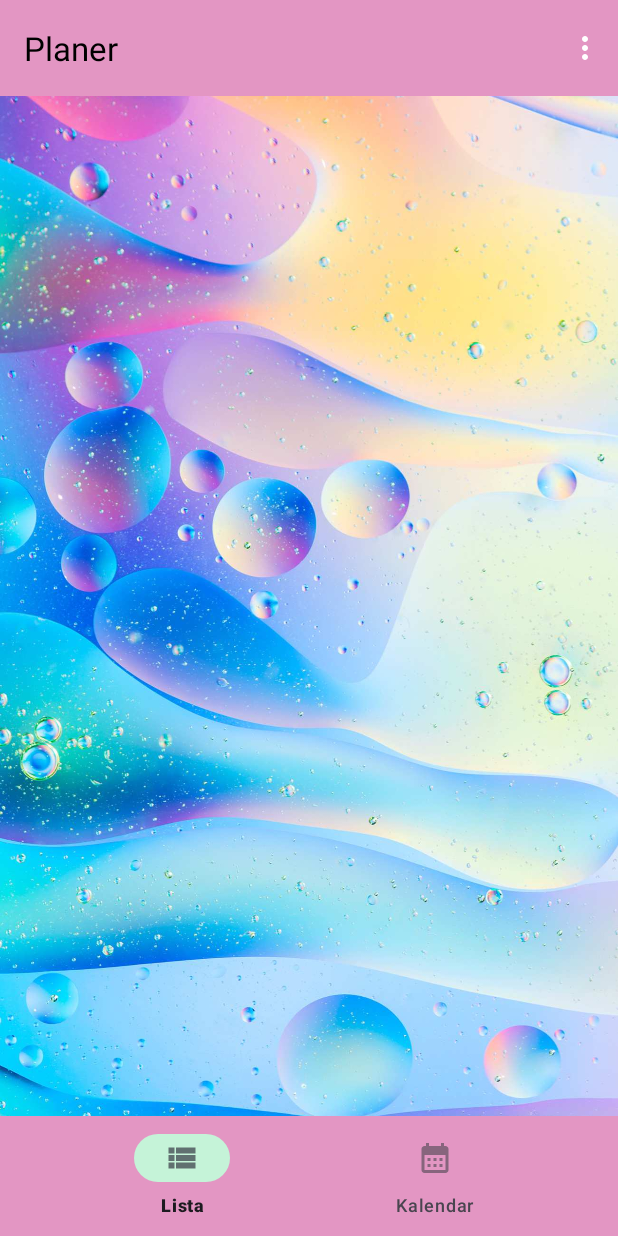
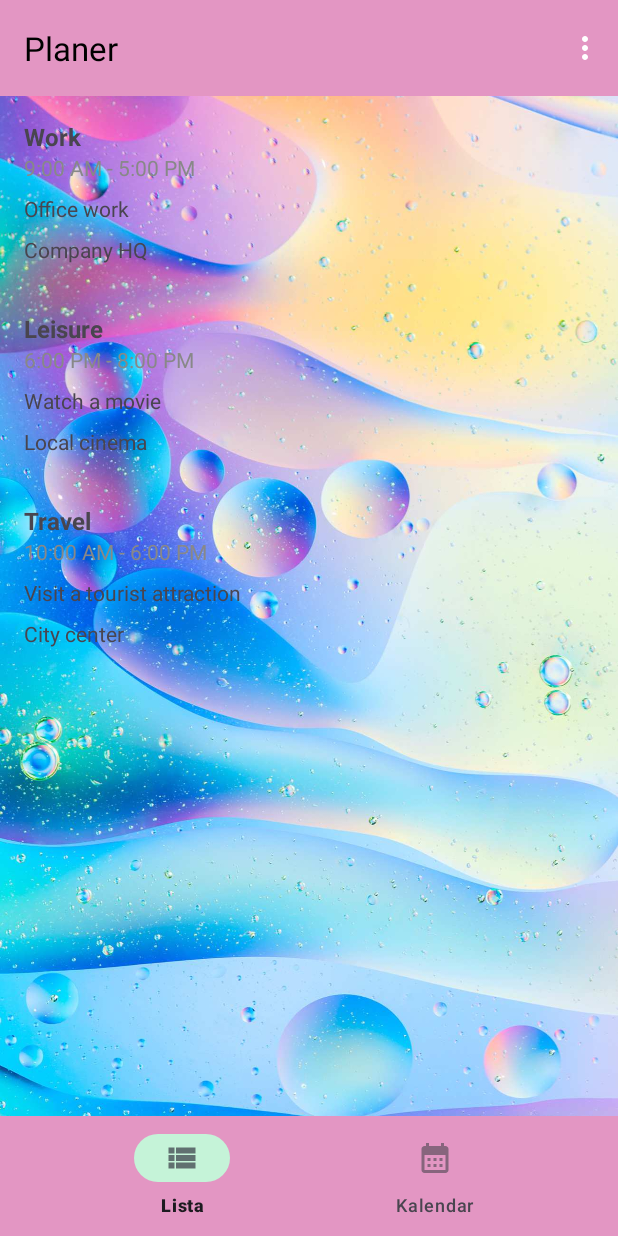
Before and after one commit to TanjaDobrovoljski/EventManager, an Android app: the screen it shows after launch (WelcomeActivity), on a phone screen of 412 x 824 dp. Run offline under Robolectric (Android 15) with nearby library versions, the light colour scheme and no system bars.

Commit message:
welcome activity fragments organised

```diff
--- /dev/null
+++ b/app/src/main/java/com/example/eventmanager/Activity.java
@@ -0,0 +1,31 @@
+package com.example.eventmanager;
+
+public class Activity {
+    private String name;
+    private String time;
+    private String description;
+    private String location;
+
+    public Activity(String name, String time, String description, String location) {
+        this.name = name;
+        this.time = time;
+        this.description = description;
+        this.location = location;
+    }
+
+    public String getName() {
+        return name;
+    }
+
+    public String getTime() {
+        return time;
+    }
+
+    public String getDescription() {
+        return description;
+    }
+
+    public String getLocation() {
+        return location;
+    }
+}
--- /dev/null
+++ b/app/src/main/java/com/example/eventmanager/ActivityAdapter.java
@@ -0,0 +1,60 @@
+package com.example.eventmanager;
+
+import android.view.LayoutInflater;
+import android.view.View;
+import android.view.ViewGroup;
+import android.widget.TextView;
+
+import androidx.annotation.NonNull;
+import androidx.recyclerview.widget.RecyclerView;
+
+import java.util.List;
+
+public class ActivityAdapter extends RecyclerView.Adapter<ActivityAdapter.ActivityViewHolder> {
+    private List<Activity> activityList;
+
+    public ActivityAdapter(List<Activity> activityList) {
+        this.activityList = activityList;
+    }
+
+    @NonNull
+    @Override
+    public ActivityViewHolder onCreateViewHolder(@NonNull ViewGroup parent, int viewType) {
+        View view = LayoutInflater.from(parent.getContext()).inflate(R.layout.item_activity, parent, false);
+        return new ActivityViewHolder(view);
+    }
+
+
+    @Override
+    public void onBindViewHolder(@NonNull ActivityViewHolder holder, int position) {
+        Activity activity = activityList.get(position);
+        holder.bind(activity);
+    }
+
+    @Override
+    public int getItemCount() {
+        return activityList.size();
+    }
+
+    static class ActivityViewHolder extends RecyclerView.ViewHolder {
+        TextView nameTextView;
+        TextView descriptionTextView;
+        TextView timeTextView;
+        TextView locationTextView;
+
+        ActivityViewHolder(@NonNull View itemView) {
+            super(itemView);
+            nameTextView = itemView.findViewById(R.id.nameTextView);
+            descriptionTextView = itemView.findViewById(R.id.descriptionTextView);
+            timeTextView = itemView.findViewById(R.id.timeTextView);
+            locationTextView = itemView.findViewById(R.id.locationTextView);
+        }
+
+        void bind(Activity activity) {
+            nameTextView.setText(activity.getName());
+            descriptionTextView.setText(activity.getDescription());
+            timeTextView.setText(activity.getTime());
+            locationTextView.setText(activity.getLocation());
+        }
+    }
+}
--- /dev/null
+++ b/app/src/main/java/com/example/eventmanager/CalendarFragment.java
@@ -0,0 +1,28 @@
+package com.example.eventmanager;
+import android.os.Bundle;
+import android.view.LayoutInflater;
+import android.view.View;
+import android.view.ViewGroup;
+import androidx.annotation.NonNull;
+import androidx.annotation.Nullable;
+import androidx.fragment.app.Fragment;
+import android.widget.CalendarView;
+
+public class CalendarFragment extends Fragment {
+    private CalendarView calendarView;
+
+    @Nullable
+    @Override
+    public View onCreateView(@NonNull LayoutInflater inflater, @Nullable ViewGroup container, @Nullable Bundle savedInstanceState) {
+        View view = inflater.inflate(R.layout.fragment_calendar, container, false);
+        calendarView = view.findViewById(R.id.calendarView);
+        calendarView.setOnDateChangeListener(new CalendarView.OnDateChangeListener() {
+            @Override
+            public void onSelectedDayChange(@NonNull CalendarView view, int year, int month, int dayOfMonth) {
+                // Add your logic to retrieve activities for the selected date
+                // and update the UI accordingly
+            }
+        });
+        return view;
+    }
+}
--- /dev/null
+++ b/app/src/main/java/com/example/eventmanager/ListFragment.java
@@ -0,0 +1,41 @@
+package com.example.eventmanager;
+import android.os.Bundle;
+import android.view.LayoutInflater;
+import android.view.View;
+import android.view.ViewGroup;
+import androidx.annotation.NonNull;
+import androidx.annotation.Nullable;
+import androidx.fragment.app.Fragment;
+import androidx.recyclerview.widget.LinearLayoutManager;
+import androidx.recyclerview.widget.RecyclerView;
+import java.util.ArrayList;
+import java.util.List;
+
+public class ListFragment extends Fragment {
+    private RecyclerView recyclerView;
+    private List<Activity> activityList;
+    private ActivityAdapter activityAdapter;
+
+    @Nullable
+    @Override
+    public View onCreateView(@NonNull LayoutInflater inflater, @Nullable ViewGroup container, @Nullable Bundle savedInstanceState) {
+        View view = inflater.inflate(R.layout.fragment_list, container, false);
+        recyclerView = view.findViewById(R.id.list_recycler_view);
+        recyclerView.setLayoutManager(new LinearLayoutManager(getActivity()));
+        activityList = new ArrayList<>();
+
+        // Create and add Activity objects to the list
+        Activity activity1 = new Activity("Work", "9:00 AM - 5:00 PM", "Office work", "Company HQ");
+        Activity activity2 = new Activity("Leisure", "6:00 PM - 8:00 PM", "Watch a movie", "Local cinema");
+        Activity activity3 = new Activity("Travel", "10:00 AM - 6:00 PM", "Visit a tourist attraction", "City center");
+
+        activityList.add(activity1);
+        activityList.add(activity2);
+        activityList.add(activity3);
+
+        // Add your logic to populate the activityList with data
+        activityAdapter = new ActivityAdapter(activityList);
+        recyclerView.setAdapter(activityAdapter);
+        return view;
+    }
+}
--- a/app/src/main/java/com/example/eventmanager/WelcomeActivity.java
+++ b/app/src/main/java/com/example/eventmanager/WelcomeActivity.java
@@ -1,18 +1,43 @@
 package com.example.eventmanager;
 
+import androidx.annotation.NonNull;
 import androidx.appcompat.app.AppCompatActivity;
+import androidx.fragment.app.FragmentManager;
 
+import android.content.Intent;
 import android.os.Bundle;
 import android.view.Menu;
+import android.view.MenuItem;
+
+import com.google.android.material.bottomnavigation.BottomNavigationView;
 
 public class WelcomeActivity extends AppCompatActivity {
 
+    BottomNavigationView navigationView;
     @Override
     protected void onCreate(Bundle savedInstanceState) {
         super.onCreate(savedInstanceState);
         setContentView(R.layout.activity_welcome);
         setSupportActionBar(findViewById(R.id.toolbar));
         getSupportActionBar().setTitle(getString(R.string.app_name));
+        navigateToListFragment();
+        navigationView=findViewById(R.id.navigationView);
+        navigationView.setOnNavigationItemSelectedListener(new BottomNavigationView.OnNavigationItemSelectedListener() {
+            @Override
+            public boolean onNavigationItemSelected(@NonNull MenuItem item) {
+                switch (item.getItemId()) {
+                    case R.id.activitiesList:
+                        // Navigate to the ListFragment
+                        navigateToListFragment();
+                        return true;
+                    case R.id.activitiesCalendar:
+                        // Navigate to the CalendarFragment
+                        navigateToCalendarFragment();
+                        return true;
+                }
+                return false;
+            }
+        });
     }
 
     public boolean onCreateOptionsMenu(Menu menu)
@@ -21,4 +46,21 @@ public class WelcomeActivity extends AppCompatActivity {
 
         return  true;
     }
+
+
+    private void navigateToListFragment() {
+        ListFragment listFragment = new ListFragment();
+        getSupportFragmentManager().beginTransaction()
+                .replace(R.id.nav_host_fragment, listFragment)
+                .commit();
+    }
+
+    private void navigateToCalendarFragment() {
+        CalendarFragment calendarFragment = new CalendarFragment();
+        getSupportFragmentManager().beginTransaction()
+                .replace(R.id.nav_host_fragment, calendarFragment)
+                .commit();
+    }
+
+
 }
--- a/app/src/main/res/layout/activity_welcome.xml
+++ b/app/src/main/res/layout/activity_welcome.xml
@@ -1,5 +1,6 @@
 <RelativeLayout xmlns:android="http://schemas.android.com/apk/res/android"
     xmlns:app="http://schemas.android.com/apk/res-auto"
+    xmlns:tools="http://schemas.android.com/tools"
     android:layout_width="match_parent"
     android:layout_height="match_parent"
     android:background="@drawable/background">
@@ -16,12 +17,28 @@
         >
     </androidx.appcompat.widget.Toolbar>
 
-    <FrameLayout
-        android:id="@+id/fragmentContainer"
+    <ScrollView
         android:layout_width="match_parent"
-        android:layout_height="0dp"
-        android:layout_above="@+id/navigationView"
-        android:layout_weight="1" />
+        android:layout_height="match_parent"
+        android:layout_below="@+id/toolbar"
+        android:layout_above="@+id/navigationView">
+
+        <LinearLayout
+            android:layout_width="match_parent"
+            android:layout_height="wrap_content"
+            android:orientation="vertical">
+
+            <fragment
+                android:id="@+id/nav_host_fragment"
+                android:name="androidx.navigation.fragment.NavHostFragment"
+                android:layout_width="match_parent"
+                android:layout_height="match_parent"
+                app:defaultNavHost="true"
+                 />
+
+        </LinearLayout>
+
+    </ScrollView>
 
     <com.google.android.material.bottomnavigation.BottomNavigationView
         android:id="@+id/navigationView"
@@ -30,6 +47,9 @@
         android:layout_alignParentBottom="true"
         app:menu="@menu/bottom_nav_menu"
         android:background="@color/primary_color"
+
          />
 
+
+
 </RelativeLayout>
--- /dev/null
+++ b/app/src/main/res/layout/fragment_calendar.xml
@@ -0,0 +1,15 @@
+<?xml version="1.0" encoding="utf-8"?>
+<FrameLayout xmlns:android="http://schemas.android.com/apk/res/android"
+    xmlns:tools="http://schemas.android.com/tools"
+    android:layout_width="match_parent"
+    android:layout_height="match_parent"
+    tools:context=".CalendarFragment">
+
+    <CalendarView xmlns:android="http://schemas.android.com/apk/res/android"
+        android:id="@+id/calendarView"
+        android:layout_width="match_parent"
+        android:layout_height="match_parent"
+        android:theme="@style/CustomCalendarViewStyle"/>
+
+
+</FrameLayout>
--- /dev/null
+++ b/app/src/main/res/layout/fragment_list.xml
@@ -0,0 +1,14 @@
+<?xml version="1.0" encoding="utf-8"?>
+<LinearLayout xmlns:android="http://schemas.android.com/apk/res/android"
+    android:layout_width="match_parent"
+    android:layout_height="match_parent"
+    android:orientation="vertical">
+
+    <androidx.recyclerview.widget.RecyclerView
+        android:id="@+id/list_recycler_view"
+        android:layout_width="match_parent"
+        android:layout_height="match_parent" />
+
+
+
+</LinearLayout>
--- /dev/null
+++ b/app/src/main/res/layout/item_activity.xml
@@ -0,0 +1,33 @@
+<LinearLayout xmlns:android="http://schemas.android.com/apk/res/android"
+    android:layout_width="match_parent"
+    android:layout_height="wrap_content"
+    android:orientation="vertical"
+    android:padding="16dp">
+
+    <TextView
+        android:id="@+id/nameTextView"
+        android:layout_width="match_parent"
+        android:layout_height="wrap_content"
+        android:textSize="16sp"
+        android:textStyle="bold" />
+
+    <TextView
+        android:id="@+id/timeTextView"
+        android:layout_width="match_parent"
+        android:layout_height="wrap_content"
+        android:textSize="14sp"
+        android:textColor="#888888" />
+
+    <TextView
+        android:id="@+id/descriptionTextView"
+        android:layout_width="match_parent"
+        android:layout_height="wrap_content"
+        android:layout_marginTop="8dp" />
+
+    <TextView
+        android:id="@+id/locationTextView"
+        android:layout_width="match_parent"
+        android:layout_height="wrap_content"
+        android:layout_marginTop="8dp" />
+
+</LinearLayout>
--- /dev/null
+++ b/app/src/main/res/navigation/nav_graph.xml
@@ -0,0 +1,21 @@
+<?xml version="1.0" encoding="utf-8"?>
+<navigation xmlns:android="http://schemas.android.com/apk/res/android"
+    xmlns:app="http://schemas.android.com/apk/res-auto"
+    android:id="@+id/navigationGraph"
+    app:startDestination="@id/listFragment">
+
+    <fragment
+        android:id="@+id/listFragment"
+        android:name="com.example.eventmanager.ListFragment"
+        android:label="List Fragment"
+        layout="@layout/fragment_list"
+
+        />
+
+    <fragment
+        android:id="@+id/calendarFragment"
+        android:name="com.example.eventmanager.CalendarFragment"
+        android:label="Calendar Fragment"
+       layout="@layout/fragment_calendar" />
+
+</navigation>
--- a/app/src/main/res/values/strings.xml
+++ b/app/src/main/res/values/strings.xml
@@ -1,3 +1,5 @@
 <resources>
     <string name="app_name">Planer</string>
+    <!-- TODO: Remove or change this placeholder text -->
+    <string name="hello_blank_fragment">Hello blank fragment</string>
 </resources>
--- a/app/src/main/res/values/themes.xml
+++ b/app/src/main/res/values/themes.xml
@@ -52,4 +52,10 @@
         <item name="android:textColorPrimary">@color/color_on_primary</item>
     </style>
 
+    <style name="CustomCalendarViewStyle" parent="@android:style/Widget.CalendarView">
+        <item name="android:background">@color/primary_light</item>
+        <item name="android:radius">8dp</item>
+    </style>
+
+
 </resources>
```
